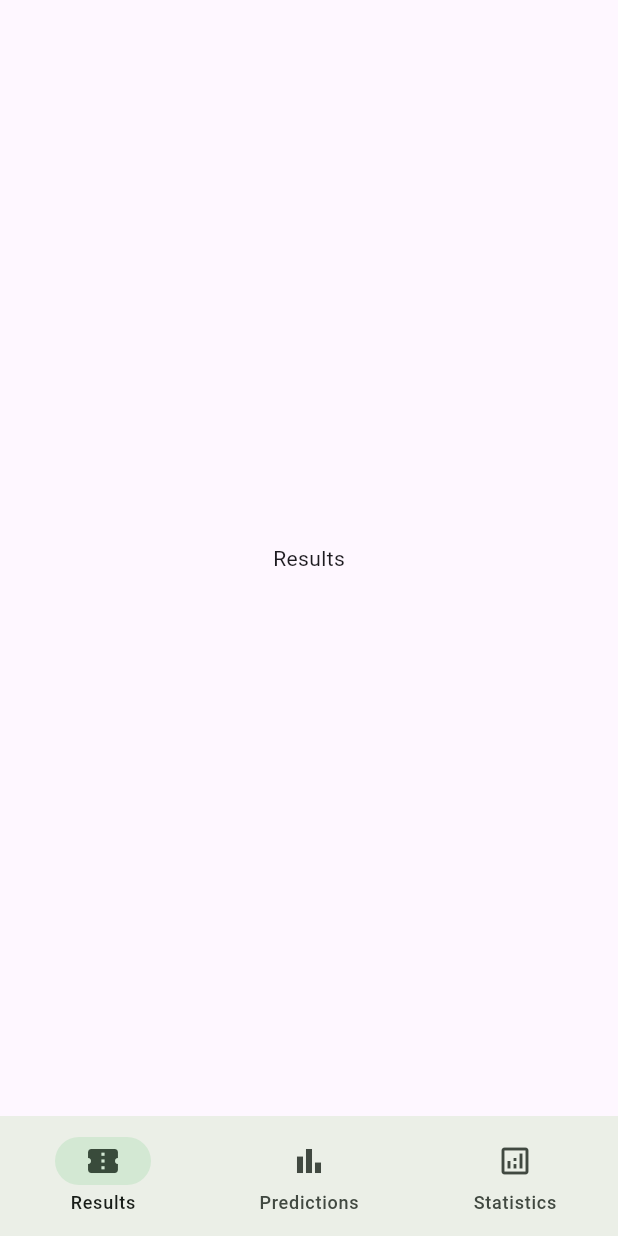
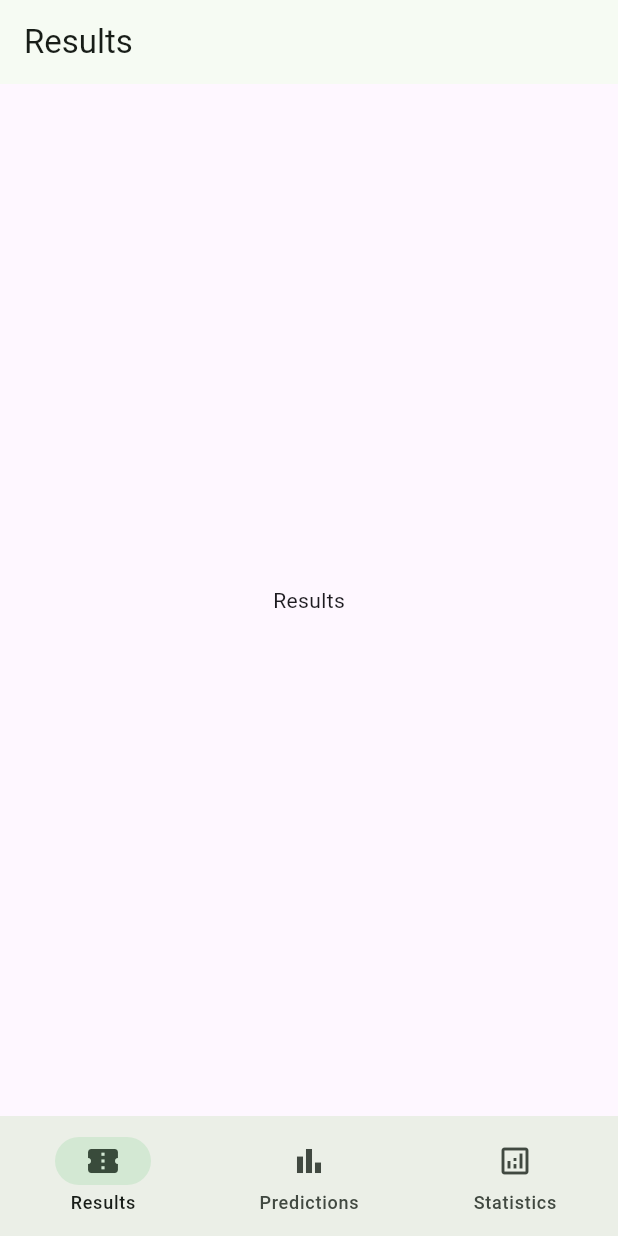
Before and after one commit to alvaro-jrr/ia-animalitos, a Flutter app: the screen it shows after launch, on a phone screen of 412 x 824 dp. Run offline on Flutter 3.47's test engine with Material 3 defaults, Android fonts, the phone set to English and light mode, and no system bars; our stand-ins replace internet_connection_checker_plus.

Commit message:
feat: dynamic appbar settings between pages

```diff
--- a/lib/src/features/home/pages/home_page.dart
+++ b/lib/src/features/home/pages/home_page.dart
@@ -1,5 +1,7 @@
 import 'package:flutter/material.dart';
 
+import 'package:ai_animals_lottery/src/app.dart';
+import 'package:ai_animals_lottery/src/features/home/widgets/home_app_bar.dart';
 import 'package:ai_animals_lottery/src/features/home/widgets/home_bottom_navigation_bar.dart';
 import 'package:ai_animals_lottery/src/features/predictions/pages/predictions_page.dart';
 import 'package:ai_animals_lottery/src/features/results/pages/results_page.dart';
@@ -19,6 +21,10 @@ class _HomePageState extends State<HomePage> {
   @override
   Widget build(BuildContext context) {
     return Scaffold(
+      appBar: HomeAppBar(
+        key: ValueKey(_currentIndex),
+        settings: _getAppBarSettingsByIndex(_currentIndex),
+      ),
       body: IndexedStack(
         index: _currentIndex,
         children: [
@@ -37,4 +43,20 @@ class _HomePageState extends State<HomePage> {
       ),
     );
   }
+
+  /// Returns the app bar settings for the given [index].
+  HomeAppBarSettings _getAppBarSettingsByIndex(int index) {
+    /// Results.
+    if (index == 0) {
+      return HomeAppBarSettings(title: localization.results);
+    }
+
+    /// Predictions.
+    if (index == 1) {
+      return HomeAppBarSettings(title: localization.predictions);
+    }
+
+    /// Statistics.
+    return HomeAppBarSettings(title: localization.statistics);
+  }
 }
--- /dev/null
+++ b/lib/src/features/home/widgets/home_app_bar.dart
@@ -0,0 +1,26 @@
+import 'package:flutter/material.dart';
+
+class HomeAppBar extends StatelessWidget implements PreferredSizeWidget {
+  const HomeAppBar({super.key, this.settings = const HomeAppBarSettings()});
+
+  /// The settings of the app bar.
+  final HomeAppBarSettings settings;
+
+  @override
+  Widget build(BuildContext context) {
+    return AppBar(title: Text(settings.title), actions: settings.actions);
+  }
+
+  @override
+  Size get preferredSize => const Size.fromHeight(kToolbarHeight);
+}
+
+class HomeAppBarSettings {
+  /// The title of the app bar.
+  final String title;
+
+  /// The actions of the app bar.
+  final List<Widget> actions;
+
+  const HomeAppBarSettings({this.title = '', this.actions = const []});
+}
```
